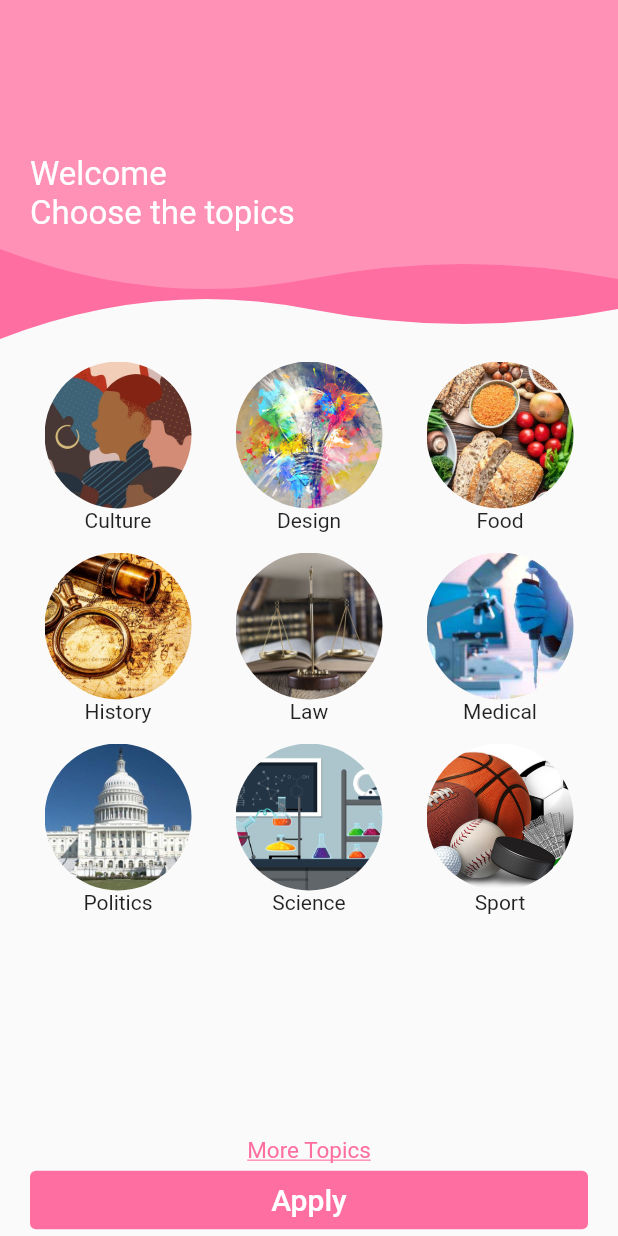
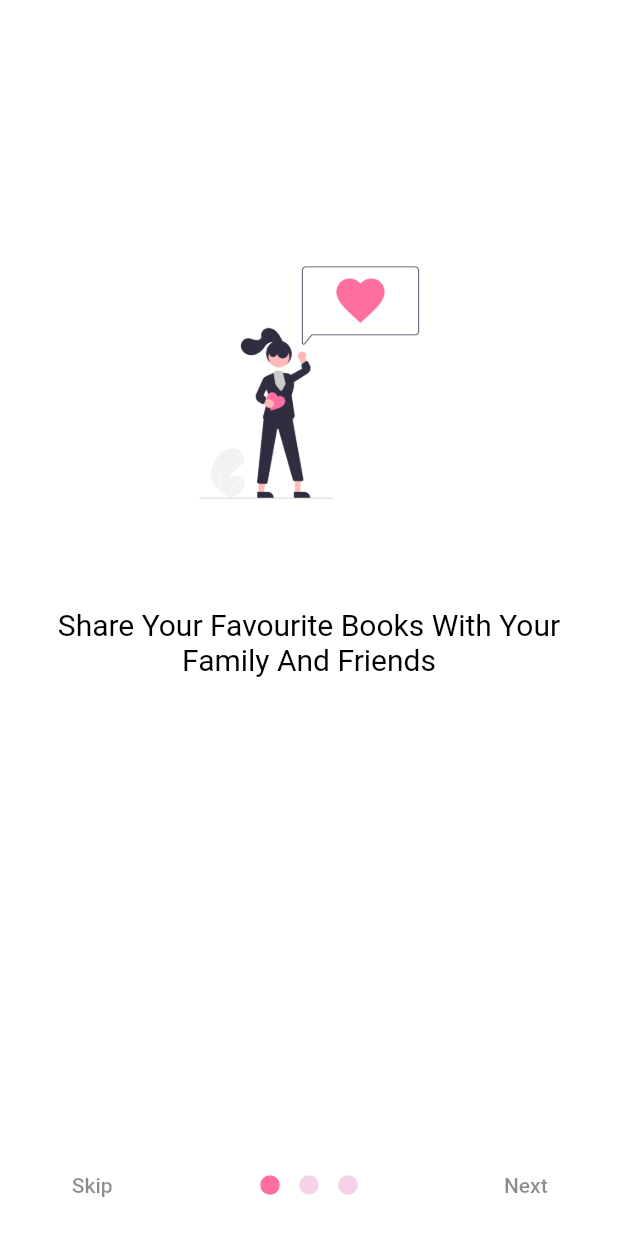
Before and after one commit to bernademir/Book-Share-UI, a Flutter app: the screen it shows after launch, on a phone screen of 412 x 824 dp. Run offline on Flutter 3.47's test engine with Material 2 defaults, Android fonts, the phone set to English and light mode, and no system bars; drawn by our look-alikes of intro_slider.

Commit message:
intro and splash screen done

```diff
--- a/lib/main.dart
+++ b/lib/main.dart
@@ -1,5 +1,6 @@
-import 'package:bookshareui/view/welcome_view.dart';
 import 'package:flutter/material.dart';
+
+import 'widget/intro_slider_widget.dart';
 
 void main() => runApp(MyApp());
 
@@ -9,7 +10,7 @@ class MyApp extends StatelessWidget {
     return MaterialApp(
       debugShowCheckedModeBanner: false,
       title: 'Material App',
-      home: WelcomeView(),
+      home: IntroScreen(),
     );
   }
 }
--- /dev/null
+++ b/lib/widget/intro_slider_widget.dart
@@ -0,0 +1,90 @@
+import 'package:flutter/material.dart';
+import 'package:intro_slider/intro_slider.dart';
+import 'package:intro_slider/slide_object.dart';
+
+import '../view/welcome_view.dart';
+
+class IntroScreen extends StatefulWidget {
+  @override
+  _IntroScreenState createState() => _IntroScreenState();
+}
+
+class _IntroScreenState extends State<IntroScreen> {
+  List<Slide> slides = [];
+
+  @override
+  void initState() {
+    super.initState();
+
+    slides.add(
+      new Slide(
+        description: "Share Your Favourite Books With Your Family And Friends",
+        pathImage: "assets/intro/undraw1.png",
+        backgroundColor: Colors.white,
+        styleDescription: TextStyle(color: Colors.black, fontSize: 20.0),
+      ),
+    );
+    slides.add(
+      new Slide(
+        description: "Discovery 20 Million Books Shelved Online",
+        pathImage: "assets/intro/undraw2.png",
+        backgroundColor: Colors.white,
+        styleDescription: TextStyle(color: Colors.black, fontSize: 20.0),
+      ),
+    );
+    slides.add(
+      new Slide(
+        description: "Buy And Sell Books With Us",
+        pathImage: "assets/intro/undraw3.png",
+        backgroundColor: Colors.white,
+        styleDescription: TextStyle(color: Colors.black, fontSize: 20.0),
+      ),
+    );
+  }
+
+  void onDonePress() {
+    Navigator.push(
+      context,
+      MaterialPageRoute(builder: (context) => WelcomeView()),
+    );
+  }
+
+  Widget renderDoneBtn() {
+    return Text(
+      "Get Started",
+      style: TextStyle(color: Color.fromRGBO(255, 110, 161, 1.0)),
+    );
+  }
+
+  Widget renderSkipBtn() {
+    return Text(
+      "Skip",
+      style: TextStyle(color: Colors.black45),
+    );
+  }
+
+  Widget renderNextBtn() {
+    return Text(
+      "Next",
+      style: TextStyle(color: Colors.black45),
+    );
+  }
+
+  @override
+  Widget build(BuildContext context) {
+    return new IntroSlider(
+      slides: this.slides,
+      // Dot indicator
+      colorDot: Color(0x33D02090),
+      colorActiveDot: Color.fromRGBO(255, 110, 161, 1.0),
+      sizeDot: 13.0,
+      // Skip button
+      renderSkipBtn: this.renderSkipBtn(),
+      // Done button
+      renderDoneBtn: this.renderDoneBtn(),
+      onDonePress: this.onDonePress,
+      // Next button
+      renderNextBtn: this.renderNextBtn(),
+    );
+  }
+}
--- a/pubspec.yaml
+++ b/pubspec.yaml
@@ -13,6 +13,7 @@ dependencies:
     sdk: flutter
   material_floating_search_bar: ^0.3.3
   cupertino_icons: ^1.0.2
+  intro_slider: ^2.4.2
 
 dev_dependencies:
   flutter_test:
@@ -33,3 +34,7 @@ flutter:
     - assets/topics/science.jpg
     - assets/topics/sport.jpg
     - assets/profile/avatar.png
+    - assets/intro/undraw1.png
+    - assets/intro/undraw2.png
+    - assets/intro/undraw3.png
+    - assets/splash/splash.png
```
Also changed, not shown: assets/intro/undraw1.png (added), assets/intro/undraw2.png (added), assets/intro/undraw3.png (added), assets/splash/splash.png (added), pubspec.lock, 4 other files.
